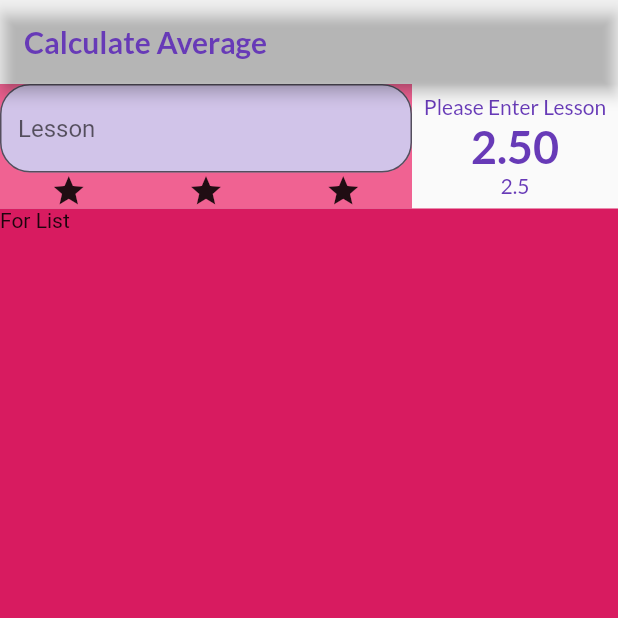
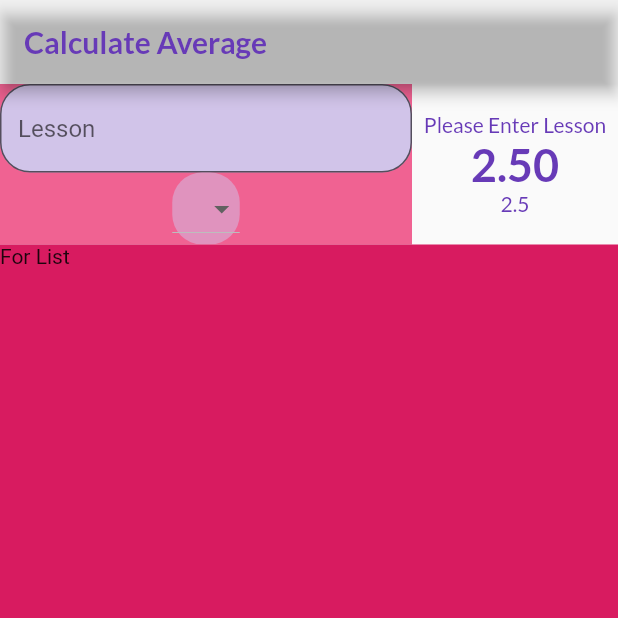
Before and after one commit to algonacci/flutter-grade-calculator, a Flutter app: the screen it shows after launch, on a phone screen of 412 x 824 dp, the top half of it. Run offline on Flutter 3.47's test engine with Material 2 defaults, Android fonts, the phone set to English and light mode, and no system bars; our stand-ins replace google_fonts.

Commit message:
a little styling

```diff
--- a/lib/constants.dart
+++ b/lib/constants.dart
@@ -4,6 +4,7 @@ import 'package:google_fonts/google_fonts.dart';
 class Constants {
   static const mainColor = Colors.deepPurple;
   static const String title = 'Calculate Average';
+  static BorderRadius radius = BorderRadius.circular(20);
   static final TextStyle textStyle = GoogleFonts.lato(
     fontSize: 20,
     color: mainColor,
--- /dev/null
+++ b/lib/data.dart
@@ -0,0 +1,38 @@
+import 'package:flutter/material.dart';
+
+class DataHelper {
+  static List<String> letterGrade() {
+    return ['AA', 'BA', 'BB', 'CB', 'CC', 'DC', 'DD', 'FD', 'FF'];
+  }
+
+  static double numberGrade(String letter) {
+    switch (letter) {
+      case 'AA':
+        return 4;
+      case 'BA':
+        return 3.5;
+      case 'BB':
+        return 3;
+      case 'CB':
+        return 2.5;
+      case 'CC':
+        return 2;
+      case 'DC':
+        return 1.5;
+      case 'DD':
+        return 1;
+      case 'FD':
+        return 0.5;
+      case 'FF':
+        return 0;
+      default:
+        return 1;
+    }
+  }
+
+  static List<DropdownMenuItem<double>> allLessonsLetter() {
+    return letterGrade()
+        .map((e) => DropdownMenuItem(value: numberGrade(e), child: Text(e)))
+        .toList();
+  }
+}
--- a/lib/main.dart
+++ b/lib/main.dart
@@ -3,7 +3,7 @@ import 'package:flutter_grade_calculator/main_page.dart';
 import 'constants.dart';
 
 void main() {
-  runApp(MyApp());
+  runApp(const MyApp());
 }
 
 class MyApp extends StatelessWidget {
@@ -17,7 +17,7 @@ class MyApp extends StatelessWidget {
         primarySwatch: Constants.mainColor,
         visualDensity: VisualDensity.adaptivePlatformDensity,
       ),
-      home: MainPage(),
+      home: const MainPage(),
     );
   }
 }
--- a/lib/main_page.dart
+++ b/lib/main_page.dart
@@ -1,5 +1,6 @@
 import 'package:flutter/material.dart';
 import 'package:flutter_grade_calculator/constants.dart';
+import 'package:flutter_grade_calculator/data.dart';
 import 'package:flutter_grade_calculator/show_average.dart';
 
 class MainPage extends StatefulWidget {
@@ -11,6 +12,7 @@ class MainPage extends StatefulWidget {
 
 class _MainPageState extends State<MainPage> {
   var formKey = GlobalKey<FormState>();
+  double? selectedValue;
   @override
   Widget build(BuildContext context) {
     return Scaffold(
@@ -29,11 +31,11 @@ class _MainPageState extends State<MainPage> {
               Expanded(
                 flex: 2,
                 child: Container(
+                  color: Colors.pink.shade300,
                   child: createForm(),
-                  color: Colors.pink.shade300,
                 ),
               ),
-              Expanded(
+              const Expanded(
                 flex: 1,
                 child: ShowAverage(
                   average: 2.5,
@@ -44,10 +46,10 @@ class _MainPageState extends State<MainPage> {
           ),
           Expanded(
             child: Container(
-              child: Text(
+              color: Colors.pink.shade600,
+              child: const Text(
                 'For List',
               ),
-              color: Colors.pink.shade600,
             ),
           ),
         ],
@@ -63,11 +65,7 @@ class _MainPageState extends State<MainPage> {
           createTextFormField(),
           Row(
             mainAxisAlignment: MainAxisAlignment.spaceAround,
-            children: [
-              Icon(Icons.grade),
-              Icon(Icons.grade),
-              Icon(Icons.grade),
-            ],
+            children: [createLetterGrade()],
           )
         ],
       ),
@@ -84,4 +82,22 @@ class _MainPageState extends State<MainPage> {
       ),
     );
   }
+
+  Widget createLetterGrade() {
+    return Container(
+      decoration: BoxDecoration(
+        color: Constants.mainColor.shade100.withOpacity(0.5),
+        borderRadius: Constants.radius,
+      ),
+      child: DropdownButton<double>(
+        value: selectedValue,
+        onChanged: (value) {
+          setState(() {
+            selectedValue = value!;
+          });
+        },
+        items: DataHelper.allLessonsLetter(),
+      ),
+    );
+  }
 }
```
